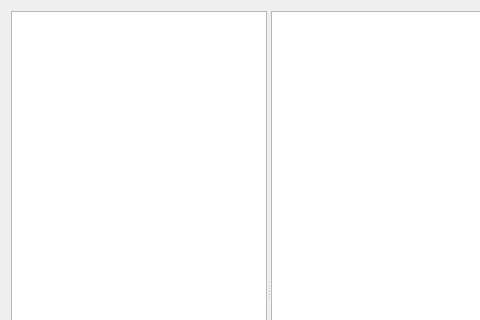
Above: GeoBachelorV1/mainwindow.ui from makramloughman/CSE201 before the change; both pictures show x 0 to 480 and y 0 to 320 of the 1100 by 600 pixel window. Below: the same form after it.
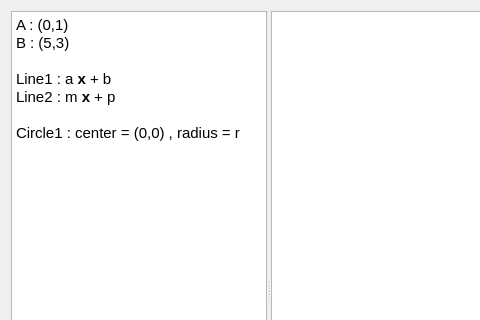
That is the form after the change.

```diff
--- a/GeoBachelorV1/mainwindow.ui
+++ b/GeoBachelorV1/mainwindow.ui
@@ -54,6 +54,19 @@
          <height>0</height>
         </size>
        </property>
+       <property name="html">
+        <string>&lt;!DOCTYPE HTML PUBLIC &quot;-//W3C//DTD HTML 4.0//EN&quot; &quot;http://www.w3.org/TR/REC-html40/strict.dtd&quot;&gt;
+&lt;html&gt;&lt;head&gt;&lt;meta name=&quot;qrichtext&quot; content=&quot;1&quot; /&gt;&lt;style type=&quot;text/css&quot;&gt;
+p, li { white-space: pre-wrap; }
+&lt;/style&gt;&lt;/head&gt;&lt;body style=&quot; font-family:'Ubuntu'; font-size:11pt; font-weight:400; font-style:normal;&quot;&gt;
+&lt;p style=&quot; margin-top:0px; margin-bottom:0px; margin-left:0px; margin-right:0px; -qt-block-indent:0; text-indent:0px;&quot;&gt;A : (0,1)&lt;/p&gt;
+&lt;p style=&quot; margin-top:0px; margin-bottom:0px; margin-left:0px; margin-right:0px; -qt-block-indent:0; text-indent:0px;&quot;&gt;B : (5,3)&lt;/p&gt;
+&lt;p style=&quot;-qt-paragraph-type:empty; margin-top:0px; margin-bottom:0px; margin-left:0px; margin-right:0px; -qt-block-indent:0; text-indent:0px;&quot;&gt;&lt;br /&gt;&lt;/p&gt;
+&lt;p style=&quot; margin-top:0px; margin-bottom:0px; margin-left:0px; margin-right:0px; -qt-block-indent:0; text-indent:0px;&quot;&gt;Line1 : a &lt;span style=&quot; font-weight:600;&quot;&gt;x&lt;/span&gt; + b&lt;/p&gt;
+&lt;p style=&quot; margin-top:0px; margin-bottom:0px; margin-left:0px; margin-right:0px; -qt-block-indent:0; text-indent:0px;&quot;&gt;Line2 : m &lt;span style=&quot; font-weight:600;&quot;&gt;x &lt;/span&gt;+ p&lt;/p&gt;
+&lt;p style=&quot;-qt-paragraph-type:empty; margin-top:0px; margin-bottom:0px; margin-left:0px; margin-right:0px; -qt-block-indent:0; text-indent:0px;&quot;&gt;&lt;br /&gt;&lt;/p&gt;
+&lt;p style=&quot; margin-top:0px; margin-bottom:0px; margin-left:0px; margin-right:0px; -qt-block-indent:0; text-indent:0px;&quot;&gt;Circle1 : center = (0,0) , radius = r&lt;/p&gt;&lt;/body&gt;&lt;/html&gt;</string>
+       </property>
       </widget>
       <widget class="QGraphicsView" name="graphicsView">
        <property name="sizePolicy">
```
Left out of the diff: 2 changed lines with no effect on the pictures.
